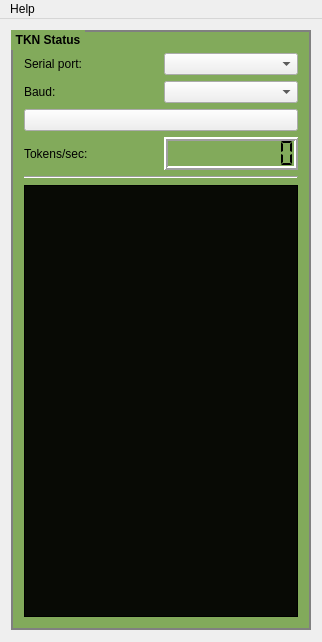
This is PC/gui/TKN_Window.ui in chrispap/TKN as Qt 5 draws it before an edit. The edited form follows.
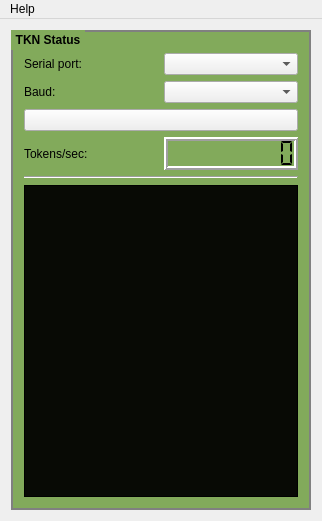
This is the edited form. Icons and pictures are not drawn.

Diff of the .ui file:
```diff
--- a/PC/gui/TKN_Window.ui
+++ b/PC/gui/TKN_Window.ui
@@ -7,7 +7,7 @@
     <x>0</x>
     <y>0</y>
     <width>318</width>
-    <height>642</height>
+    <height>519</height>
    </rect>
   </property>
   <property name="sizePolicy">
@@ -72,13 +72,13 @@
       <property name="minimumSize">
        <size>
         <width>300</width>
-        <height>600</height>
+        <height>480</height>
        </size>
       </property>
       <property name="maximumSize">
        <size>
         <width>300</width>
-        <height>600</height>
+        <height>480</height>
        </size>
       </property>
       <property name="title">
```
Left out of the diff: 2 changed lines with no effect on the pictures.
